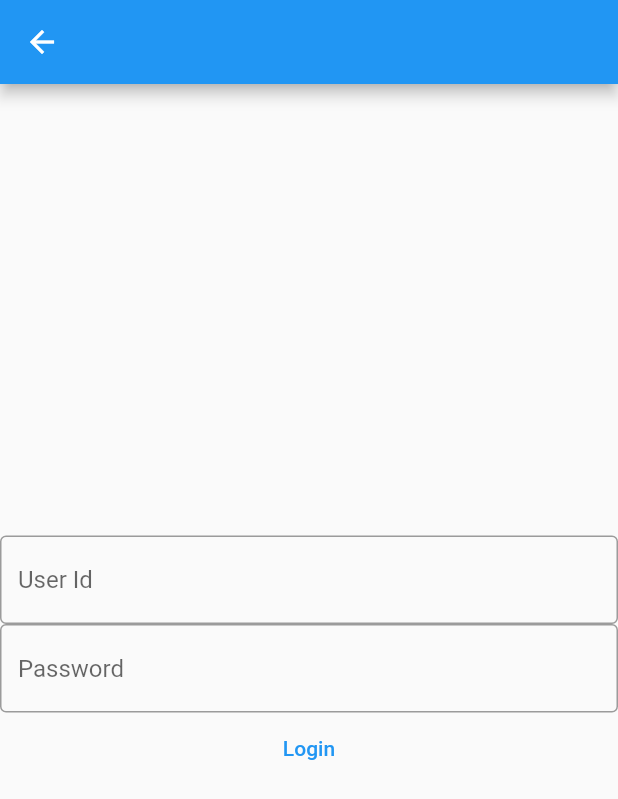
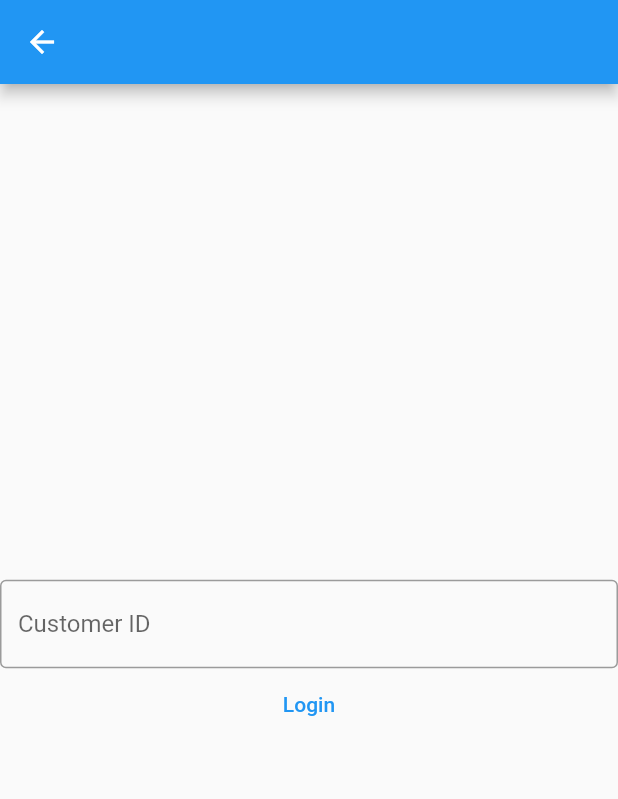
Before and after one commit to mfthorhauge/CES_FLUTTER, a Flutter app: the screen it shows after launch, after a tap on "Login", on a phone screen of 412 x 824 dp. Shown: the top 799 px of the screen. Run offline on Flutter 3.47's test engine with Material 2 defaults, Android fonts, the phone set to English and light mode, and no system bars.

Commit message:
Created the PlanRouteCustomer class, first iteration.

```diff
--- a/lib/main.dart
+++ b/lib/main.dart
@@ -1,4 +1,5 @@
 import 'package:flutter/material.dart';
+import 'package:telco_web_client/screens/plan_route_customer.dart';
 
 import 'screens/login_screen.dart';
 
@@ -19,7 +20,7 @@ class MyApp extends StatelessWidget {
         // Handle '/'
         if (settings.name == '/route1') {
           return MaterialPageRoute(
-            builder: (context) => const LoginScreen(),
+            builder: (context) => const PlanRouteCustomer(),
           );
         }
         return MaterialPageRoute(
--- /dev/null
+++ b/lib/screens/plan_route_customer.dart
@@ -0,0 +1,32 @@
+import 'package:flutter/material.dart';
+
+class PlanRouteCustomer extends StatelessWidget {
+  const PlanRouteCustomer({Key? key}) : super(key: key);
+
+  @override
+  Widget build(BuildContext context) {
+    return Scaffold(
+      appBar: AppBar(),
+      body: Center(
+        child: Column(mainAxisAlignment: MainAxisAlignment.center, children: [
+          const TextField(
+            obscureText: false,
+            decoration: InputDecoration(
+              border: OutlineInputBorder(),
+              labelText: 'Customer ID',
+            ),
+          ),
+          TextButton(
+            child: const Text('Login'),
+            onPressed: () {
+              Navigator.pushNamed(
+                context,
+                '/route1',
+              );
+            },
+          ),
+        ]),
+      ),
+    );
+  }
+}
```
